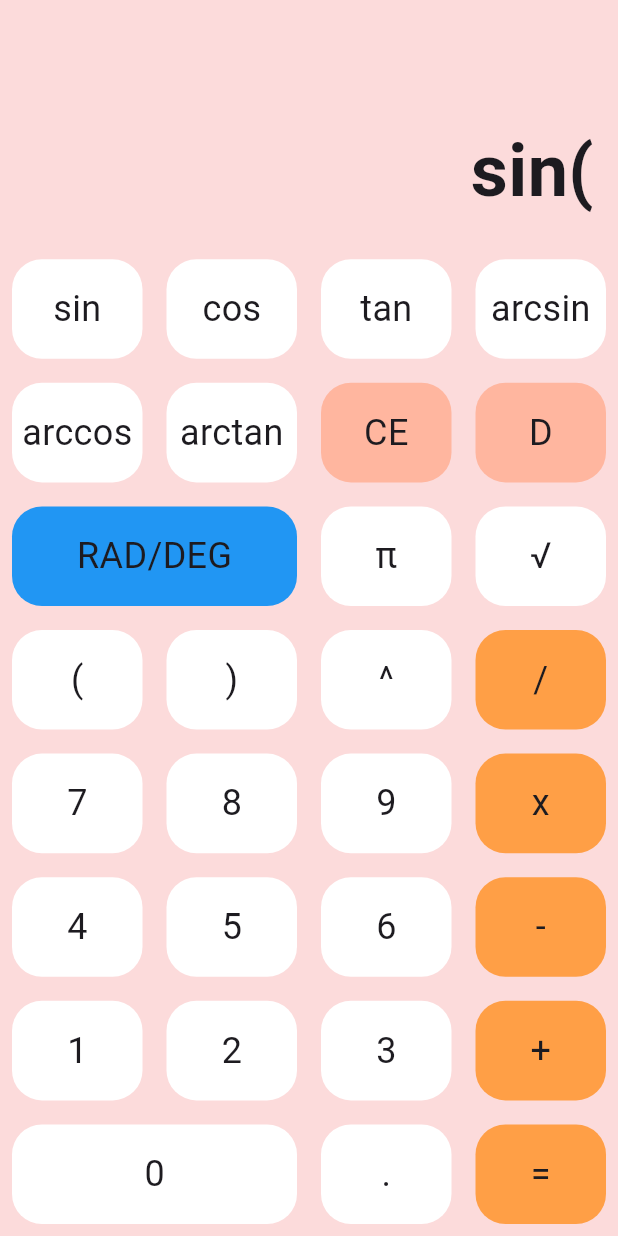
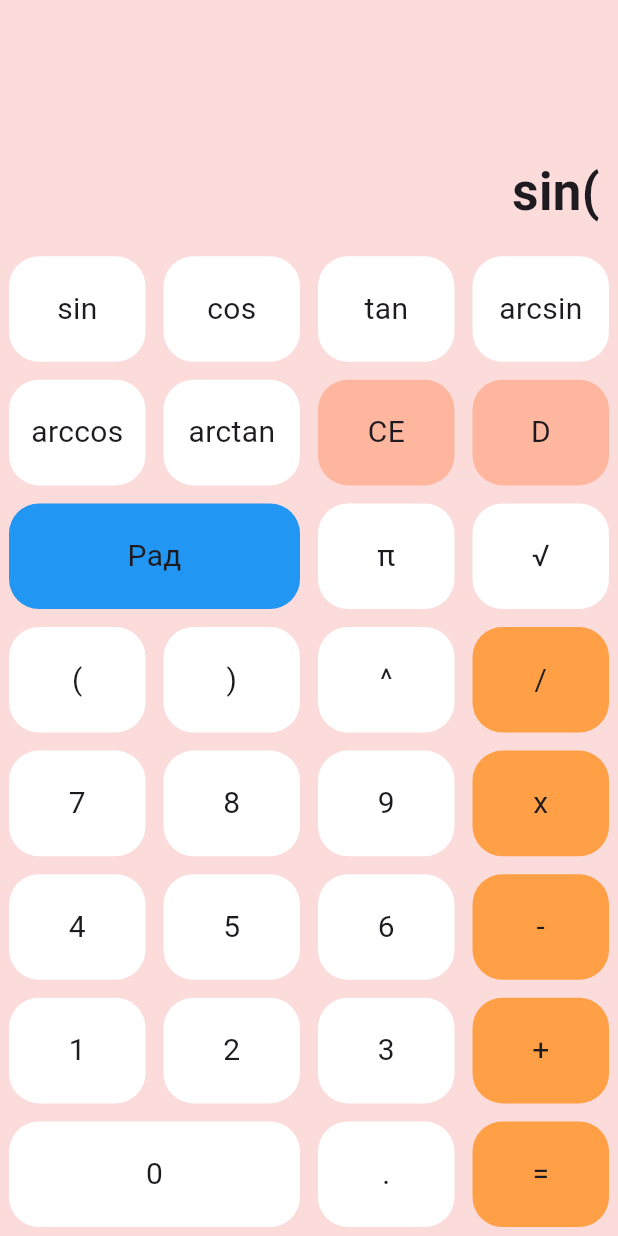
Before and after one commit to Moshkov123/calculator, a Flutter app: the screen it shows after launch, after a tap on "sin", on a phone screen of 412 x 824 dp. Run offline on Flutter 3.47's test engine with Material 3 defaults, Android fonts, the phone set to English and light mode, and no system bars; our stand-ins replace math_expressions.

Commit message:
правки

```diff
--- a/lib/design/widgets/button_values.dart
+++ b/lib/design/widgets/button_values.dart
@@ -1,3 +1,5 @@
+import 'package:calculator/pages/calculator_logic.dart';
+
 class CalculatorBean {
   static const clr = "CE";
   static const del = "D";
@@ -28,8 +30,8 @@ class CalculatorBean {
   static const arccos = "arccos";
   static const arctan = "arctan";
   static const pi = "π";
-  static const toggleAngleUnit = "RAD/DEG";
-  static const List<String> buttonValues = [
+  static String toggleAngleUnit = "Рад";
+  static List<String> buttonValues = [
     sin,
     cos,
     tan,
@@ -61,4 +63,7 @@ class CalculatorBean {
     dot,
     calculate
   ];
+  static void toggleAngleUnitValue() {
+    toggleAngleUnit = (toggleAngleUnit == "Рад") ? "Град" : "Рад"; // Toggle the value between "Рад" and "Град"
+  }
 }
--- a/lib/main.dart
+++ b/lib/main.dart
@@ -13,7 +13,7 @@ class MyApp extends StatelessWidget {
   Widget build(BuildContext context) {
     return MaterialApp(
       debugShowCheckedModeBanner: false,
-      title: 'Flutter Demo',
+      title: 'Calculator',
       theme: ThemeData(
         scaffoldBackgroundColor: const Color(0xffFCDBDB),
       ),
--- a/lib/pages/calculator_logic.dart
+++ b/lib/pages/calculator_logic.dart
@@ -1,5 +1,5 @@
 import 'dart:math';
-import 'package:flutter/material.dart';
+import 'package:calculator/design/widgets/button_values.dart';
 import 'package:math_expressions/math_expressions.dart';
 bool isRadians = false;
 void handleButtonAction(String value, String text, Function(String) setText){
@@ -8,14 +8,13 @@ void handleButtonAction(String value, String text, Function(String) setText){
     return;
   }
   switch (value) {
-    case "RAD/DEG":
-      if (isRadians) {
-        isRadians = !isRadians;
-        Colors.red;
-      } else {
-        isRadians = !isRadians;
-            Colors.blue;
-      }
+    case "Град":
+      isRadians = !isRadians;
+      CalculatorBean.toggleAngleUnitValue();
+      break;
+    case "Рад":
+      isRadians = !isRadians;
+      CalculatorBean.toggleAngleUnitValue();
       break;
     case "CE":
       setText(""); // Clear the entire field
--- a/lib/pages/calculator_page.dart
+++ b/lib/pages/calculator_page.dart
@@ -25,11 +25,11 @@ class _CalculatorState extends State<Calculator> {
                 reverse: true,
                 child: Container(
                   alignment: Alignment.bottomRight,
-                  padding: const EdgeInsets.all(16),
+                  padding: const EdgeInsets.all(12),
                   child: Text(
                     text, // display the characters
                     style: const TextStyle(
-                        fontSize: 48, fontWeight: FontWeight.bold),
+                        fontSize: 34, fontWeight: FontWeight.bold),
                     textAlign: TextAlign.end,
                   ),
                 ),
@@ -39,7 +39,7 @@ class _CalculatorState extends State<Calculator> {
             Wrap(
               children: CalculatorBean.buttonValues
                   .map((value) => SizedBox(
-                        width: value == "RAD/DEG"
+                width: value == "Град" || value == "Рад"
                     ? screenSize.width / 2
                     : value == "0"
                     ? screenSize.width / 2
@@ -56,10 +56,10 @@ class _CalculatorState extends State<Calculator> {
   }
   Widget buildButton(value) {
     return Padding(
-      padding: const EdgeInsets.all(8.0),
+      padding: const EdgeInsets.all(6.0),
       child: Material(
         clipBehavior: Clip.hardEdge,
-        color: getBtnColor(value), // call the function here
+        color: getBtnColor(value),
         shape: RoundedRectangleBorder(
           side: const BorderSide(color: Colors.transparent),
           borderRadius: BorderRadius.circular(20),
@@ -67,15 +67,20 @@ class _CalculatorState extends State<Calculator> {
         child: InkWell(
           onTap: () {
             setState(() {
+              if (value == "Град" || value == "Рад") {
+                isRadians = !isRadians;
+                isRadians ? "Рад" : "Град";
+              } else {
                 handleButtonAction(value, text, (String newText) {
                   text = newText;
                 });
+              }
             });
           },
           child: Center(
             child: Text(
               value,
-              style: const TextStyle(fontSize: 24),
+              style: const TextStyle(fontSize: 20),
             ),
           ),
         ),
@@ -83,7 +88,7 @@ class _CalculatorState extends State<Calculator> {
     );
   }
   Color getBtnColor(value) {
-    if (value == "RAD/DEG") {
+    if (value == "Рад" || value == "Град" ) {
       return isRadians ? Colors.red : Colors.blue;
     }
     return [CalculatorBean.del, CalculatorBean.clr].contains(value)
```
Lines whose indentation alone changed are shown as unchanged.
